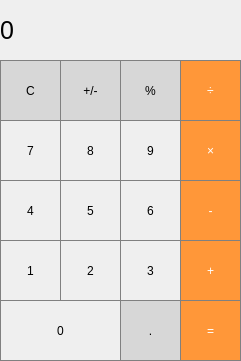
Above: src/mainwindow.ui from tygoee/qtcalculator before the change. Below: the same form after it.
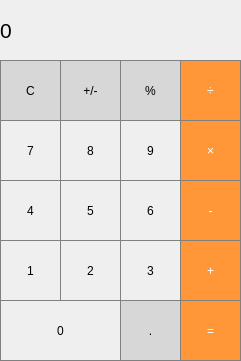
That is the form after the change.

Commit message: Made most of the buttons working

The edit to the form file:
```diff
--- a/src/mainwindow.ui
+++ b/src/mainwindow.ui
@@ -25,7 +25,7 @@
     </property>
     <property name="font">
      <font>
-      <pointsize>19</pointsize>
+      <pointsize>16</pointsize>
      </font>
     </property>
     <property name="styleSheet">
```
Left out of the diff: 2 changed lines with no effect on the pictures. The commit also changes 4 other files.
